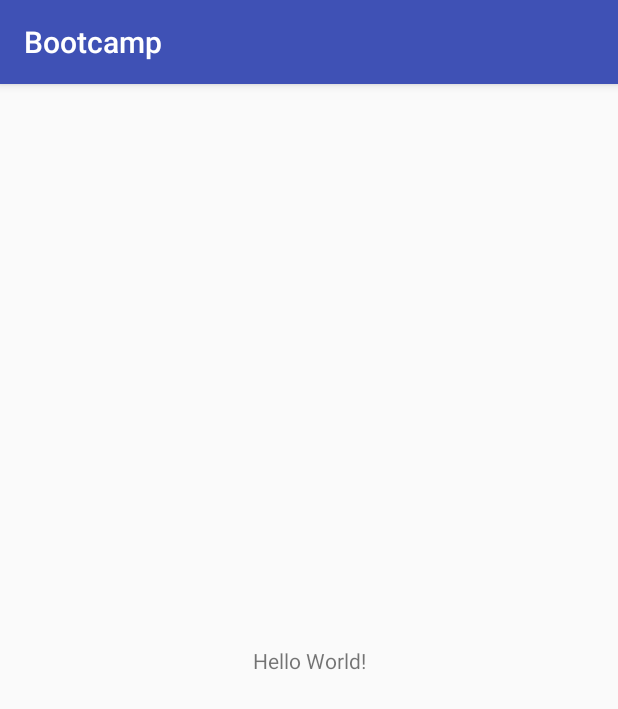
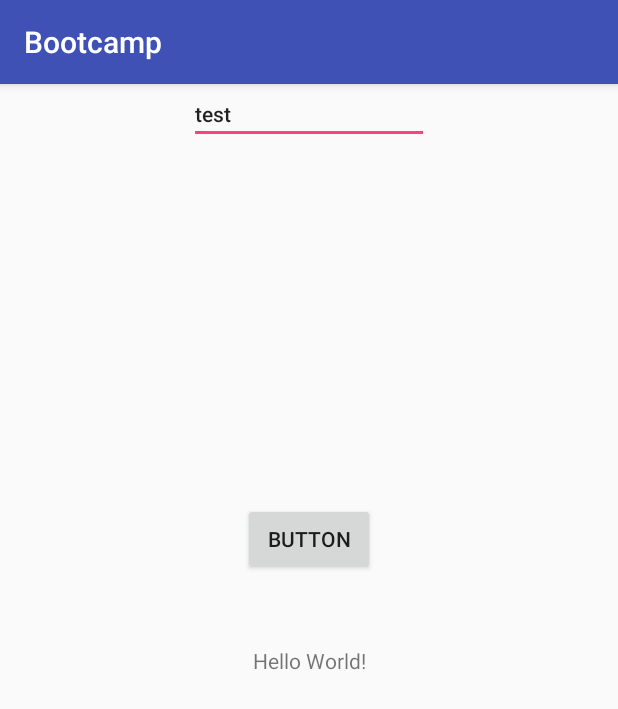
Before and after one commit to floepfl/Bootcamp, an Android app: the screen it shows after launch (MainActivity), on a phone screen of 412 x 824 dp. Shown: the top 709 px of the screen. Run offline under Robolectric (Android 15) with nearby library versions, the phone set to English and light mode, and no system bars.

Commit message:
Added button and text test

```diff
--- a/app/src/main/res/layout/activity_main.xml
+++ b/app/src/main/res/layout/activity_main.xml
@@ -15,4 +15,32 @@
         app:layout_constraintRight_toRightOf="parent"
         app:layout_constraintTop_toTopOf="parent" />
 
+    <EditText
+        android:id="@+id/mainName"
+        style="@android:style/Widget.Material.Light.AutoCompleteTextView"
+        android:layout_width="wrap_content"
+        android:layout_height="wrap_content"
+        android:ems="10"
+        android:inputType="textPersonName"
+        android:singleLine="false"
+        android:text="test"
+        android:textAppearance="@style/TextAppearance.AppCompat.Widget.Button.Borderless.Colored"
+        app:layout_constraintEnd_toEndOf="parent"
+        app:layout_constraintHorizontal_bias="0.5"
+        app:layout_constraintStart_toStartOf="parent"
+        tools:layout_editor_absoluteY="312dp" />
+
+    <Button
+        android:id="@+id/mainButton"
+        android:layout_width="wrap_content"
+        android:layout_height="wrap_content"
+        android:text="Button"
+        android:visibility="visible"
+        app:layout_constraintBottom_toBottomOf="parent"
+        app:layout_constraintEnd_toEndOf="parent"
+        app:layout_constraintHorizontal_bias="0.501"
+        app:layout_constraintStart_toStartOf="parent"
+        app:layout_constraintTop_toTopOf="parent"
+        app:layout_constraintVertical_bias="0.388" />
+
 </android.support.constraint.ConstraintLayout>
```
